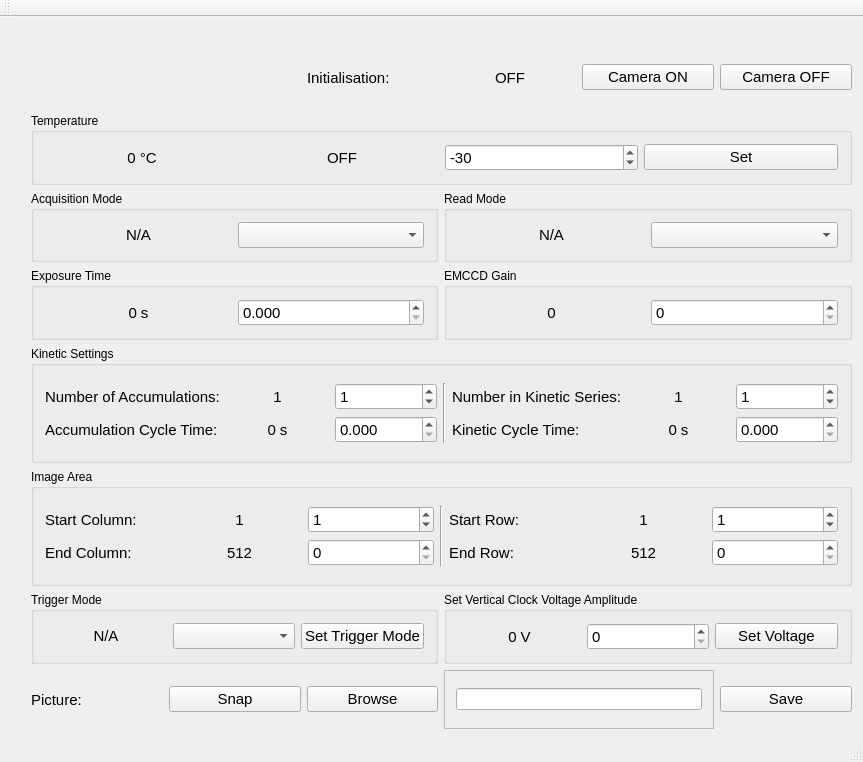
Qt form cam_gui/cam_gui.ui (iontrapimperial2/XCon_Imperial_Camera_2) before a commit.
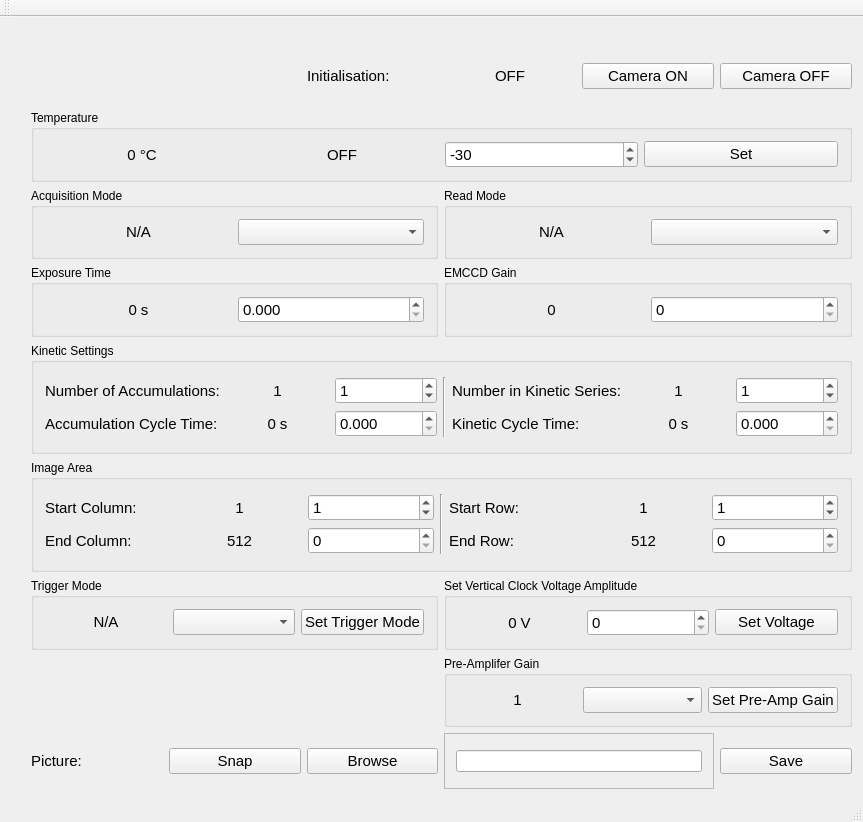
The same form after that commit.

Commit message: fixed acquisition at long exposure times and added preamp gain settings

Diff of the .ui file:
```diff
--- a/cam_gui/cam_gui.ui
+++ b/cam_gui/cam_gui.ui
@@ -7,7 +7,7 @@
     <x>0</x>
     <y>0</y>
     <width>863</width>
-    <height>762</height>
+    <height>822</height>
    </rect>
   </property>
   <property name="windowTitle">
@@ -17,44 +17,6 @@
    <layout class="QGridLayout" name="gridLayout_4">
     <item row="0" column="0">
      <layout class="QGridLayout" name="gridLayout">
-      <item row="11" column="6">
-       <widget class="QPushButton" name="pushButton_Save">
-        <property name="font">
-         <font>
-          <pointsize>11</pointsize>
-         </font>
-        </property>
-        <property name="text">
-         <string>Save</string>
-        </property>
-       </widget>
-      </item>
-      <item row="0" column="3">
-       <spacer name="horizontalSpacer_6">
-        <property name="orientation">
-         <enum>Qt::Horizontal</enum>
-        </property>
-        <property name="sizeHint" stdset="0">
-         <size>
-          <width>40</width>
-          <height>20</height>
-         </size>
-        </property>
-       </spacer>
-      </item>
-      <item row="11" column="0">
-       <spacer name="verticalSpacer_10">
-        <property name="orientation">
-         <enum>Qt::Vertical</enum>
-        </property>
-        <property name="sizeHint" stdset="0">
-         <size>
-          <width>20</width>
-          <height>40</height>
-         </size>
-        </property>
-       </spacer>
-      </item>
       <item row="7" column="0">
        <spacer name="verticalSpacer_3">
         <property name="orientation">
@@ -68,7 +30,7 @@
         </property>
        </spacer>
       </item>
-      <item row="11" column="4" colspan="2">
+      <item row="12" column="4" colspan="2">
        <widget class="QFrame" name="frame">
         <property name="frameShape">
          <enum>QFrame::StyledPanel</enum>
@@ -201,6 +163,44 @@
         </property>
        </spacer>
       </item>
+      <item row="12" column="6">
+       <widget class="QPushButton" name="pushButton_Save">
+        <property name="font">
+         <font>
+          <pointsize>11</pointsize>
+         </font>
+        </property>
+        <property name="text">
+         <string>Save</string>
+        </property>
+       </widget>
+      </item>
+      <item row="0" column="3">
+       <spacer name="horizontalSpacer_6">
+        <property name="orientation">
+         <enum>Qt::Horizontal</enum>
+        </property>
+        <property name="sizeHint" stdset="0">
+         <size>
+          <width>40</width>
+          <height>20</height>
+         </size>
+        </property>
+       </spacer>
+      </item>
+      <item row="12" column="0">
+       <spacer name="verticalSpacer_10">
+        <property name="orientation">
+         <enum>Qt::Vertical</enum>
+        </property>
+        <property name="sizeHint" stdset="0">
+         <size>
+          <width>20</width>
+          <height>40</height>
+         </size>
+        </property>
+       </spacer>
+      </item>
       <item row="8" column="1" rowspan="2" colspan="6">
        <widget class="QGroupBox" name="groupBox_7">
         <property name="font">
@@ -618,7 +618,7 @@
         </property>
        </spacer>
       </item>
-      <item row="11" column="1">
+      <item row="12" column="1">
        <widget class="QLabel" name="label_6">
         <property name="font">
          <font>
@@ -642,7 +642,7 @@
         </property>
        </widget>
       </item>
-      <item row="11" column="3">
+      <item row="12" column="3">
        <widget class="QPushButton" name="pushButton_Browse">
         <property name="font">
          <font>
@@ -934,7 +934,7 @@
         </property>
        </spacer>
       </item>
-      <item row="11" column="2">
+      <item row="12" column="2">
        <widget class="QPushButton" name="pushButton_Snap">
         <property name="font">
          <font>
@@ -1122,6 +1122,73 @@
         </layout>
        </widget>
       </item>
+      <item row="11" column="0">
+       <spacer name="verticalSpacer_11">
+        <property name="orientation">
+         <enum>Qt::Vertical</enum>
+        </property>
+        <property name="sizeHint" stdset="0">
+         <size>
+          <width>20</width>
+          <height>40</height>
+         </size>
+        </property>
+       </spacer>
+      </item>
+      <item row="11" column="4" colspan="3">
+       <widget class="QGroupBox" name="groupBox_10">
+        <property name="font">
+         <font>
+          <pointsize>9</pointsize>
+         </font>
+        </property>
+        <property name="title">
+         <string>Pre-Amplifer Gain</string>
+        </property>
+        <layout class="QGridLayout" name="gridLayout_22">
+         <item row="0" column="0">
+          <layout class="QGridLayout" name="gridLayout_23">
+           <item row="0" column="0">
+            <widget class="QLabel" name="label_preamp_gain">
+             <property name="font">
+              <font>
+               <pointsize>11</pointsize>
+              </font>
+             </property>
+             <property name="text">
+              <string>1</string>
+             </property>
+             <property name="alignment">
+              <set>Qt::AlignCenter</set>
+             </property>
+            </widget>
+           </item>
+           <item row="0" column="1">
+            <widget class="QComboBox" name="comboBox_preamp_gain">
+             <property name="font">
+              <font>
+               <pointsize>11</pointsize>
+              </font>
+             </property>
+            </widget>
+           </item>
+           <item row="0" column="2">
+            <widget class="QPushButton" name="pushButton_preamp_gain">
+             <property name="font">
+              <font>
+               <pointsize>11</pointsize>
+              </font>
+             </property>
+             <property name="text">
+              <string>Set Pre-Amp Gain</string>
+             </property>
+            </widget>
+           </item>
+          </layout>
+         </item>
+        </layout>
+       </widget>
+      </item>
      </layout>
     </item>
    </layout>
```
The commit also changes 8 other files.
